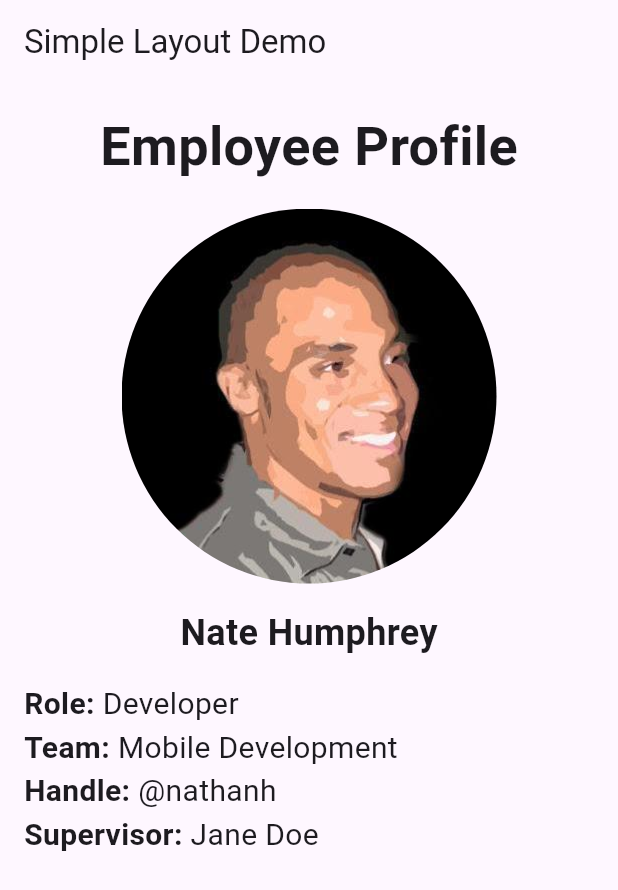
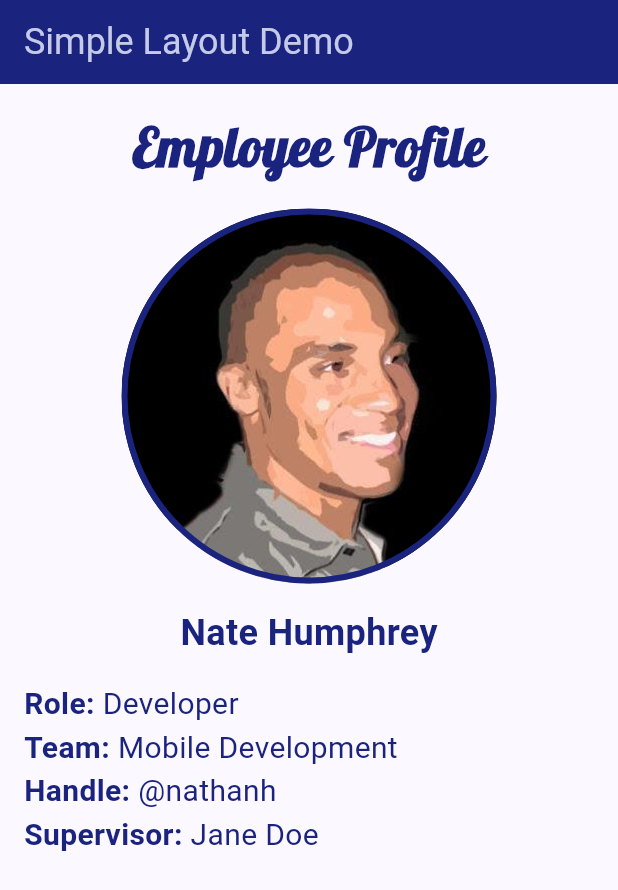
Before and after one commit to DMIT-2504/dmit2504-1233-workbook-nathanhumphrey, a Flutter app: the screen it shows after launch, on a phone screen of 412 x 824 dp. Shown: the top 890 px of the screen. Run offline on Flutter 3.47's test engine with Material 3 defaults, Android fonts, the light colour scheme and no system bars.

Commit message:
Complete profile theme demo

```diff
--- a/week_02_profile_demo/lib/main.dart
+++ b/week_02_profile_demo/lib/main.dart
@@ -13,7 +13,44 @@ class MainApp extends StatelessWidget {
 
   @override
   Widget build(BuildContext context) {
+    const MaterialColor themeSwatch = Colors.indigo;
+    final ColorScheme colorScheme = ColorScheme.fromSeed(
+      seedColor: themeSwatch,
+      primary: themeSwatch.shade900,
+      onPrimary: themeSwatch.shade100,
+      secondary: themeSwatch.shade500,
+      onSecondary: themeSwatch.shade900,
+      tertiary: themeSwatch.shade100,
+      onTertiary: themeSwatch.shade900,
+      brightness: Brightness.light,
+      //background: themeSwatch.shade900,
+    );
+    final Color textColor = colorScheme.primary;
+
     return MaterialApp(
+      theme: ThemeData(
+        colorScheme: colorScheme,
+        primaryTextTheme: Theme.of(context).textTheme.apply(
+              bodyColor: textColor,
+              displayColor: textColor,
+            ),
+        textTheme: Theme.of(context).textTheme.apply(
+              bodyColor: textColor,
+              displayColor: textColor,
+              decorationColor: textColor,
+            ),
+        floatingActionButtonTheme: FloatingActionButtonThemeData(
+          foregroundColor: textColor,
+        ),
+        appBarTheme: AppBarTheme(
+          backgroundColor: colorScheme.primary,
+          foregroundColor: colorScheme.onPrimary,
+          titleTextStyle: TextStyle(
+            fontSize: 24.0,
+            color: colorScheme.onPrimary,
+          ),
+        ),
+      ),
       home: Scaffold(
         appBar: AppBar(
           title: const Text('Simple Layout Demo'),
--- a/week_02_profile_demo/lib/widgets/profile_heading.dart
+++ b/week_02_profile_demo/lib/widgets/profile_heading.dart
@@ -10,6 +10,7 @@ class ProfileHeading extends StatelessWidget {
       child: Text(
         'Employee Profile',
         style: TextStyle(
+          fontFamily: 'Lobster',
           fontSize: 36.0,
           fontWeight: FontWeight.bold,
         ),
--- a/week_02_profile_demo/lib/widgets/profile_image.dart
+++ b/week_02_profile_demo/lib/widgets/profile_image.dart
@@ -7,12 +7,27 @@ class ProfileImage extends StatelessWidget {
 
   @override
   Widget build(BuildContext context) {
-    return ClipOval(
-      child: Image.asset(
-        image,
-        width: 250.0,
-        height: 250.0,
+    return Container(
+      width: 250.0,
+      height: 250.0,
+      decoration: BoxDecoration(
+        shape: BoxShape.circle,
+        image: DecorationImage(
+          image: AssetImage(image),
+          fit: BoxFit.cover,
+        ),
+        border: Border.all(
+          color: Theme.of(context).colorScheme.primary,
+          width: 4.0,
+        ),
       ),
     );
+    // return ClipOval(
+    //   child: Image.asset(
+    //     image,
+    //     width: 250.0,
+    //     height: 250.0,
+    //   ),
+    // );
   }
 }
--- a/week_02_profile_demo/pubspec.yaml
+++ b/week_02_profile_demo/pubspec.yaml
@@ -19,3 +19,7 @@ flutter:
   uses-material-design: true
   assets:
     - assets/images/me.jpg
+  fonts:
+    - family: Lobster
+      fonts:
+        - asset: assets/fonts/Lobster-Regular.ttf
```
Also changed, not shown: week_02_profile_demo/assets/fonts/Lobster-Regular.ttf (added).
